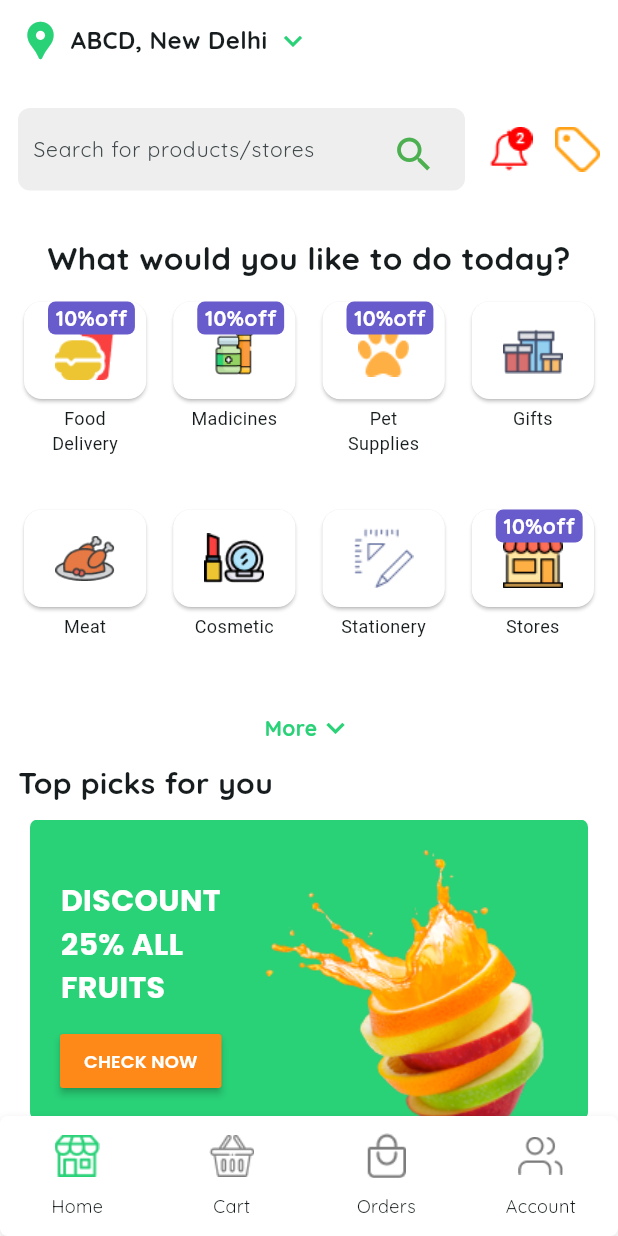
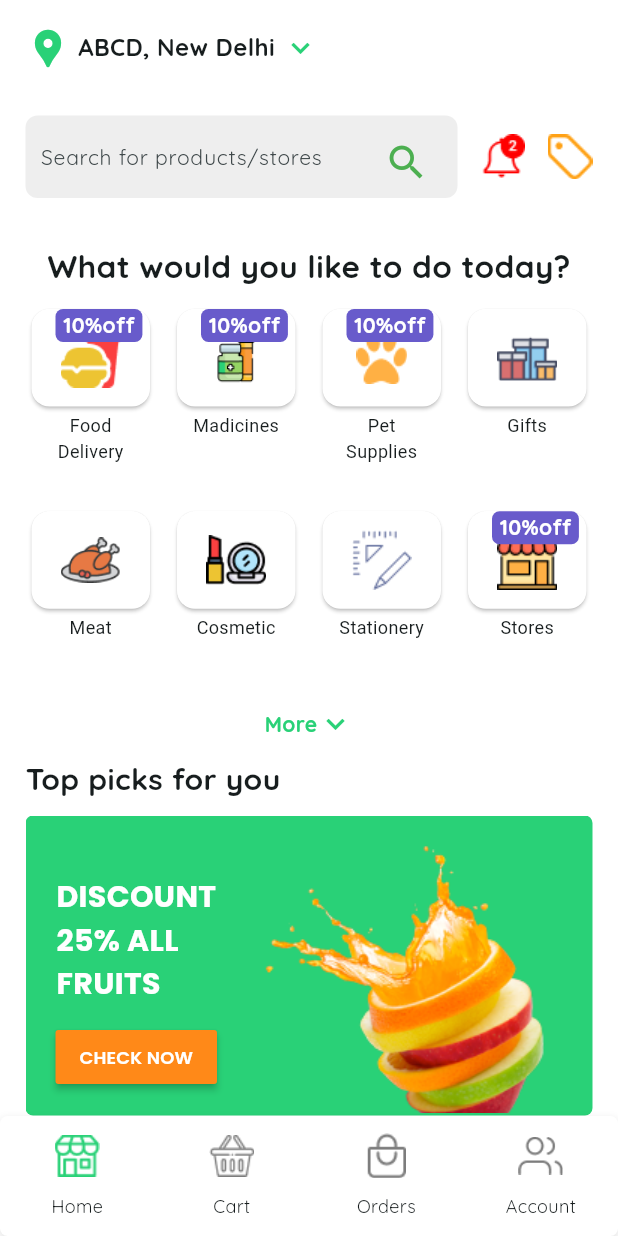
Before and after one commit to Shabeebmohmd/Multivendor, a Flutter app: the screen it shows after launch, after a tap on "CHECK NOW", on a phone screen of 412 x 824 dp. Run offline on Flutter 3.47's test engine with Material 3 defaults, Android fonts, the phone set to English and light mode, and no system bars; drawn by our look-alikes of carousel_slider; our stand-ins replace google_fonts.

Commit message:
fix: fix layouts in home screen

```diff
--- a/lib/consts/utils.dart
+++ b/lib/consts/utils.dart
@@ -7,6 +7,7 @@ class Utils {
   static const double kSpacingXS = 2.0;
   static const double kSpacingS = 5.0;
   static const double kSpacingM = 10.0;
+  static const double kSpacingXM = 17.0;
   static const double kSpacingL = 20.0;
   static const double kSpacingXL = 40.0;
 
--- a/lib/view/home_screen.dart
+++ b/lib/view/home_screen.dart
@@ -4,7 +4,7 @@ import 'package:muliti_vendor_app/consts/utils.dart';
 import 'package:muliti_vendor_app/widgets/common/bottom_nav_icon.dart';
 import 'package:muliti_vendor_app/widgets/home_sections/category_section.dart';
 import 'package:muliti_vendor_app/widgets/home_sections/craze_deal_section.dart';
-import 'package:muliti_vendor_app/widgets/home_sections/fruit_carousel_section.dart';
+import 'package:muliti_vendor_app/widgets/home_sections/top_pick_section.dart';
 import 'package:muliti_vendor_app/widgets/home_sections/location_section.dart';
 import 'package:muliti_vendor_app/widgets/home_sections/near_store_section.dart';
 import 'package:muliti_vendor_app/widgets/home_sections/refer_earn_section.dart';
@@ -22,7 +22,7 @@ class HomeScreen extends StatelessWidget {
       backgroundColor: AppColors.backGround,
       body: SingleChildScrollView(
         child: Padding(
-          padding: const EdgeInsets.all(12),
+          padding: const EdgeInsets.all(Utils.kSpacingXM),
           child: SafeArea(
             child: Column(
               spacing: Utils.kSpacingM,
@@ -32,10 +32,10 @@ class HomeScreen extends StatelessWidget {
                 SearchSection(context: context),
                 SizedBox(height: Utils.kSpacingM),
                 CategorySection(),
-                FruitCarouselSection(),
+                TopPickSection(),
                 SizedBox(height: Utils.kSpacingM),
                 TrendingSection(),
-                SizedBox(height: Utils.kSpacingM),
+                // SizedBox(height: Utils.kSpacingS),
                 CrazedealsSection(),
                 SizedBox(height: Utils.kSpacingM),
                 referandEarnSection,
--- a/lib/widgets/common/category_item_builder.dart
+++ b/lib/widgets/common/category_item_builder.dart
@@ -4,10 +4,7 @@ import 'package:muliti_vendor_app/consts/data.dart';
 import 'package:muliti_vendor_app/widgets/common/google_font_style.dart';
 
 class CategoryItemBuilder extends StatelessWidget {
-  const CategoryItemBuilder({
-    super.key,
-    required this.index,
-  });
+  const CategoryItemBuilder({super.key, required this.index});
 
   final int index;
 
@@ -24,8 +21,6 @@ class CategoryItemBuilder extends StatelessWidget {
                   color: Colors.white,
                   child: Container(
                     constraints: BoxConstraints(minWidth: 50, minHeight: 65),
-                    padding: EdgeInsets.all(12),
-
                     child: Center(
                       child: SizedBox(
                         width: 40,
--- a/lib/widgets/common/near_store_product_card.dart
+++ b/lib/widgets/common/near_store_product_card.dart
@@ -9,13 +9,13 @@ class NearProductCard extends StatelessWidget {
   @override
   Widget build(BuildContext context) {
     return Container(
-      padding: const EdgeInsets.all(12),
+      // padding: const EdgeInsets.all(12),
       decoration: BoxDecoration(
         color: Colors.white,
         borderRadius: BorderRadius.circular(5),
-        boxShadow: const [
-          BoxShadow(color: Colors.black12, blurRadius: 4, offset: Offset(0, 2)),
-        ],
+        // boxShadow: const [
+        //   BoxShadow(color: Colors.black12, blurRadius: 4, offset: Offset(0, 2)),
+        // ],
       ),
       child: Row(
         crossAxisAlignment: CrossAxisAlignment.start,
--- a/lib/widgets/common/trending_product_card.dart
+++ b/lib/widgets/common/trending_product_card.dart
@@ -10,14 +10,14 @@ class TrendingProductCard extends StatelessWidget {
   Widget build(BuildContext context) {
     return Container(
       // width: 286,
-      padding: const EdgeInsets.all(12),
-      margin: const EdgeInsets.symmetric(horizontal: 8),
+      // padding: const EdgeInsets.all(12),
+      // margin: const EdgeInsets.symmetric(horizontal: 8),
       decoration: BoxDecoration(
         color: Colors.white,
         borderRadius: BorderRadius.circular(5),
-        boxShadow: const [
-          BoxShadow(color: Colors.black12, blurRadius: 4, offset: Offset(0, 2)),
-        ],
+        // boxShadow: const [
+        //   BoxShadow(color: Colors.black12, blurRadius: 4, offset: Offset(0, 2)),
+        // ],
       ),
       child: Row(
         children: [
@@ -30,7 +30,7 @@ class TrendingProductCard extends StatelessWidget {
               fit: BoxFit.cover,
             ),
           ),
-         const SizedBox(width: Utils.kSpacingM),
+          const SizedBox(width: Utils.kSpacingM),
           Expanded(
             child: Column(
               crossAxisAlignment: CrossAxisAlignment.start,
@@ -41,7 +41,7 @@ class TrendingProductCard extends StatelessWidget {
                   fontWeight: FontWeight.w700,
                   fontSize: 18,
                 ),
-               SizedBox(height: Utils.kSpacingS),
+                SizedBox(height: Utils.kSpacingS),
                 GoogleFontText(
                   'Sweets, North Indian\n(store location) | 6.4 kms',
                   fontFamily: 'Quicksand',
--- a/lib/widgets/home_sections/craze_deal_section.dart
+++ b/lib/widgets/home_sections/craze_deal_section.dart
@@ -5,9 +5,7 @@ import 'package:muliti_vendor_app/consts/utils.dart';
 import 'package:muliti_vendor_app/widgets/common/google_font_style.dart';
 
 class CrazedealsSection extends StatelessWidget {
-  const CrazedealsSection({
-    super.key,
-  });
+  const CrazedealsSection({super.key});
 
   @override
   Widget build(BuildContext context) {
@@ -26,9 +24,7 @@ class CrazedealsSection extends StatelessWidget {
         CarouselSlider.builder(
           itemCount: 2,
           itemBuilder: (context, index, _) {
-            return Padding(
-              padding: const EdgeInsets.symmetric(horizontal: 8),
-              child: Container(
+            return Container(
               decoration: BoxDecoration(
                 color: AppColors.black,
                 borderRadius: BorderRadius.circular(10),
@@ -81,7 +77,6 @@ class CrazedealsSection extends StatelessWidget {
                   ),
                 ],
               ),
-              ),
             );
           },
           options: CarouselOptions(
@@ -93,6 +88,8 @@ class CrazedealsSection extends StatelessWidget {
             initialPage: 0,
             viewportFraction: 1.0,
             padEnds: true,
+            enlargeCenterPage: true,
+            enlargeFactor: 0.3,
           ),
         ),
       ],
--- a/lib/widgets/home_sections/fruit_carousel_section.dart
+++ /dev/null
@@ -1,89 +0,0 @@
-import 'package:carousel_slider/carousel_options.dart';
-import 'package:carousel_slider/carousel_slider.dart';
-import 'package:flutter/material.dart';
-import 'package:muliti_vendor_app/consts/colors.dart';
-import 'package:muliti_vendor_app/consts/utils.dart';
-import 'package:muliti_vendor_app/widgets/common/google_font_style.dart';
-
-class FruitCarouselSection extends StatelessWidget {
-  const FruitCarouselSection({super.key});
-
-  @override
-  Widget build(BuildContext context) {
-    return Column(
-      crossAxisAlignment: CrossAxisAlignment.start,
-      spacing: 10,
-      children: [
-        GoogleFontText(
-          'Top picks for you',
-          fontFamily: 'Quicksand',
-          fontSize: 20,
-          fontWeight: FontWeight.w700,
-        ),
-        CarouselSlider.builder(
-          itemCount: 2,
-          itemBuilder: (context, index, _) {
-            return Padding(
-              padding: const EdgeInsets.symmetric(horizontal: 8),
-              child: Container(
-                decoration: BoxDecoration(
-                  color:
-                      index == 1 ? AppColors.offertagColor : AppColors.primary,
-                  borderRadius: BorderRadius.circular(5),
-                ),
-                child: Row(
-                  children: [
-                    Padding(
-                      padding: const EdgeInsets.only(top: 40, left: 20),
-                      child: Column(
-                        children: [
-                          GoogleFontText(
-                            'DISCOUNT\n25% ALL\nFRUITS',
-                            fontFamily: 'Poppins',
-                            fontWeight: FontWeight.w700,
-                            fontSize: 20,
-                            color: AppColors.backGround,
-                          ),
-                          SizedBox(height: Utils.kSpacingM),
-                          MaterialButton(
-                            onPressed: () {},
-                            color: AppColors.button_1,
-                            child: GoogleFontText(
-                              'CHECK NOW',
-                              fontFamily: 'Poppins',
-                              color: AppColors.backGround,
-                              fontSize: 12,
-                              fontWeight: FontWeight.w600,
-                            ),
-                          ),
-                        ],
-                      ),
-                    ),
-                    Expanded(
-                      flex: 4,
-                      child: Image.asset(
-                        'assets/images/fruits.png',
-                        width: 205,
-                        height: 197,
-                      ),
-                    ),
-                  ],
-                ),
-              ),
-            );
-          },
-          options: CarouselOptions(
-            height: 200,
-            reverse: false,
-            autoPlay: true,
-            autoPlayInterval: const Duration(seconds: 3),
-            scrollDirection: Axis.horizontal,
-            initialPage: 0,
-            viewportFraction: 1.0,
-            padEnds: true,
-          ),
-        ),
-      ],
-    );
-  }
-}
--- /dev/null
+++ b/lib/widgets/home_sections/top_pick_section.dart
@@ -0,0 +1,86 @@
+import 'package:carousel_slider/carousel_slider.dart';
+import 'package:flutter/material.dart';
+import 'package:muliti_vendor_app/consts/colors.dart';
+import 'package:muliti_vendor_app/consts/utils.dart';
+import 'package:muliti_vendor_app/widgets/common/google_font_style.dart';
+
+class TopPickSection extends StatelessWidget {
+  const TopPickSection({super.key});
+
+  @override
+  Widget build(BuildContext context) {
+    return Column(
+      crossAxisAlignment: CrossAxisAlignment.start,
+      spacing: 10,
+      children: [
+        GoogleFontText(
+          'Top picks for you',
+          fontFamily: 'Quicksand',
+          fontSize: 20,
+          fontWeight: FontWeight.w700,
+        ),
+        CarouselSlider.builder(
+          itemCount: 2,
+          itemBuilder: (context, index, _) {
+            return Container(
+              decoration: BoxDecoration(
+                color: index == 1 ? AppColors.offertagColor : AppColors.primary,
+                borderRadius: BorderRadius.circular(5),
+              ),
+              child: Row(
+                children: [
+                  Padding(
+                    padding: const EdgeInsets.only(top: 40, left: 20),
+                    child: Column(
+                      children: [
+                        GoogleFontText(
+                          'DISCOUNT\n25% ALL\nFRUITS',
+                          fontFamily: 'Poppins',
+                          fontWeight: FontWeight.w700,
+                          fontSize: 20,
+                          color: AppColors.backGround,
+                        ),
+                        SizedBox(height: Utils.kSpacingM),
+                        MaterialButton(
+                          onPressed: () {},
+                          color: AppColors.button_1,
+                          child: GoogleFontText(
+                            'CHECK NOW',
+                            fontFamily: 'Poppins',
+                            color: AppColors.backGround,
+                            fontSize: 12,
+                            fontWeight: FontWeight.w600,
+                          ),
+                        ),
+                      ],
+                    ),
+                  ),
+                  Expanded(
+                    flex: 4,
+                    child: Image.asset(
+                      'assets/images/fruits.png',
+                      width: 205,
+                      height: 197,
+                    ),
+                  ),
+                ],
+              ),
+            );
+          },
+          options: CarouselOptions(
+            height: 200,
+            reverse: false,
+            autoPlay: true,
+            autoPlayInterval: const Duration(seconds: 3),
+            scrollDirection: Axis.horizontal,
+            initialPage: 0,
+            viewportFraction: 1.0,
+            padEnds: true,
+            enlargeCenterPage: true,
+            enlargeFactor: 0.3,
+          ),
+        ),
+      ],
+    );
+  }
+}
--- a/lib/widgets/home_sections/trending_section.dart
+++ b/lib/widgets/home_sections/trending_section.dart
@@ -14,7 +14,7 @@ class TrendingSection extends StatelessWidget {
       children: [
         // Header
         Padding(
-          padding: const EdgeInsets.symmetric(vertical: 8),
+          padding: const EdgeInsets.symmetric(vertical: Utils.kFontSizeM),
           child: Row(
             mainAxisAlignment: MainAxisAlignment.spaceBetween,
             children: const [
@@ -37,7 +37,7 @@ class TrendingSection extends StatelessWidget {
 
         // Horizontal scrolling: each item is a column with 2 identical cards
         SizedBox(
-          height: 260, // enough to show 2 cards with padding
+          height: 200, // enough to show 2 cards with padding
           child: ListView.builder(
             scrollDirection: Axis.horizontal,
             itemCount: 3,
```
Lines whose indentation alone changed are shown as unchanged.
